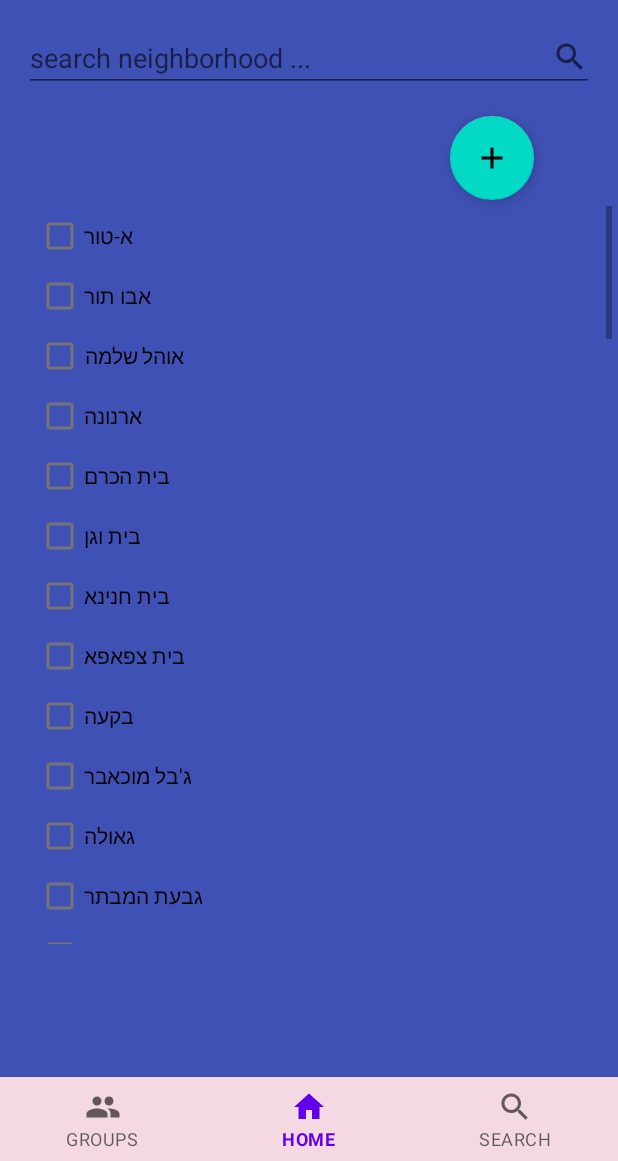
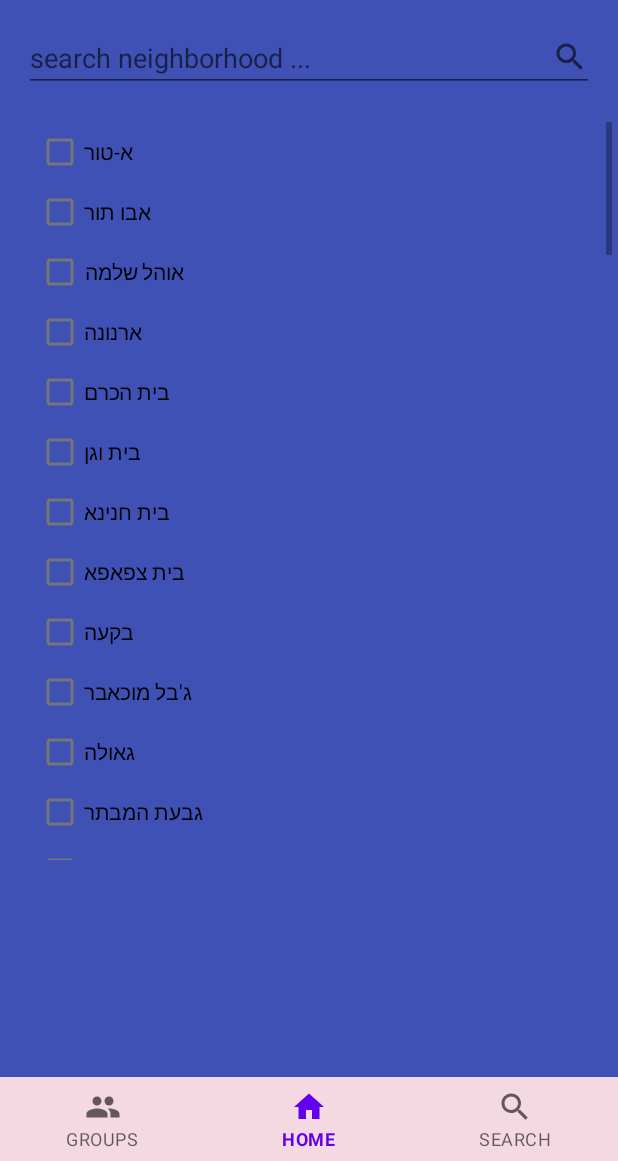
Before and after one commit to miriSilverman/HujiRide, an Android app: the SearchGroupJava screen opened through its navigation route, on a phone screen of 412 x 824 dp, the part 75-1236 px from its top. Run offline under Robolectric (Android 15) with nearby library versions, the phone set to English and light mode, and no system bars; our stand-ins replace navigation-ui; Roboto replaces fonts that are not available here.

Commit message:
search group works

```diff
--- a/app/src/main/java/huji/postpc/year2021/hujiride/SearchGroups/SearchGroupAdapter.kt
+++ b/app/src/main/java/huji/postpc/year2021/hujiride/SearchGroups/SearchGroupAdapter.kt
@@ -2,6 +2,7 @@ package huji.postpc.year2021.hujiride.SearchGroups
 
 import android.view.LayoutInflater
 import android.view.ViewGroup
+import android.widget.Toast
 import androidx.recyclerview.widget.RecyclerView
 import huji.postpc.year2021.hujiride.*
 
@@ -27,9 +28,10 @@ class SearchGroupAdapter : RecyclerView.Adapter<SearchGroupViewHolder>() {
             holder.checkBox.setOnClickListener{
                 if (holder.checkBox.isChecked){
                     app.groupsData.addGroup(groupName)
+                    Toast.makeText(app, "$groupName was added to your groups", Toast.LENGTH_SHORT).show()
                 }else{
                     app.groupsData.removeGroup(groupName)
-
+                    Toast.makeText(app, "$groupName was removed from your groups", Toast.LENGTH_SHORT).show()
                 }
             }
 
--- a/app/src/main/java/huji/postpc/year2021/hujiride/SearchGroups/SearchGroupJava.java
+++ b/app/src/main/java/huji/postpc/year2021/hujiride/SearchGroups/SearchGroupJava.java
@@ -30,13 +30,11 @@ public class SearchGroupJava extends Fragment{
 
     private SearchGroupAdapter adapter;
     List<String> neighborhoods;
-    private BottomNavigationView bottomNavigationView;
     private HujiRideApplication app;
 
     public View onCreateView(LayoutInflater inflater, ViewGroup container,
                              Bundle savedInstanceState) {
         View view = inflater.inflate(R.layout.fragment_search_group, container, false);
-        FloatingActionButton addGroupBtn = view.findViewById(R.id.add_floating_btn);
         RecyclerView groupsRecycler = view.findViewById(R.id.search_recycler);
         EditText editText = view.findViewById(R.id.search_group_editText);
 
@@ -67,24 +65,7 @@ public class SearchGroupJava extends Fragment{
             }
         });
 
-        addGroupBtn.setOnClickListener(view1 -> {
-            Navigation.findNavController(view1).navigate(R.id.action_searchGroup_to_groups_home);
-
-
-//            // add now all the checked groups todo - change
-//            final List<SearchGroupItem> checkedGroups =  app.getGroupsData().getCurrentChanges();
-//            for (SearchGroupItem group: checkedGroups) {
-//                if (group.getChecked()){
-//                    app.getGroupsData().addGroup(group);
-//                }else {
-//                    app.getGroupsData().removeGroup(group);
-//                }
-//            }
-
-//            app.getGroupsData().setCurrentChanges(new ArrayList<>());
-
-
-        });
+//
 
         return view;
     }
@@ -110,39 +91,3 @@ public class SearchGroupJava extends Fragment{
 
 
 }
-
-
-
-//    @Override
-//    public boolean onNavigationItemSelected(@NonNull MenuItem item) {
-//        if (item.getItemId() == R.id.groups_home)
-//        {
-//            Toast.makeText(getActivity(), "grouppp", Toast.LENGTH_SHORT).show();
-//            return true;
-//        }
-//
-//        return false;
-//    }
-
-//
-//    private void clearChanges(){
-//
-//        for (SearchGroupItem gr : app.getGroupsData().getCurrentChanges()){
-//            System.out.println("## "+ gr.getName()+" "+gr.getChecked());
-//        }
-//
-//
-//        final List<SearchGroupItem> checkedGroups =  app.getGroupsData().getCurrentChanges();
-//        for (SearchGroupItem group: checkedGroups) {
-//
-//            for (SearchGroupItem g: app.getGroupsData().getNeighborhoods()){
-//                if (g.getName().equals(group.getName())){
-//                    group.setChecked(g.getChecked());
-//                }
-//            }
-//        }
-//        adapter.notifyDataSetChanged();
-//        app.getGroupsData().setCurrentChanges(new ArrayList<>());
-//
-//
-//    }
--- a/app/src/main/res/layout/fragment_search_group.xml
+++ b/app/src/main/res/layout/fragment_search_group.xml
@@ -18,13 +18,13 @@
         android:layout_margin="16dp">
     </EditText>
 
-    <com.google.android.material.floatingactionbutton.FloatingActionButton
-        android:id="@+id/add_floating_btn"
-        android:layout_width="wrap_content"
-        android:layout_height="wrap_content"
-        android:clickable="true"
-        android:layout_marginStart="300dp"
-        android:src="@drawable/ic_add" />
+<!--    <com.google.android.material.floatingactionbutton.FloatingActionButton-->
+<!--        android:id="@+id/add_floating_btn"-->
+<!--        android:layout_width="wrap_content"-->
+<!--        android:layout_height="wrap_content"-->
+<!--        android:clickable="true"-->
+<!--        android:layout_marginStart="300dp"-->
+<!--        android:src="@drawable/ic_add" />-->
 
     <androidx.recyclerview.widget.RecyclerView
         android:id="@+id/search_recycler"
```
